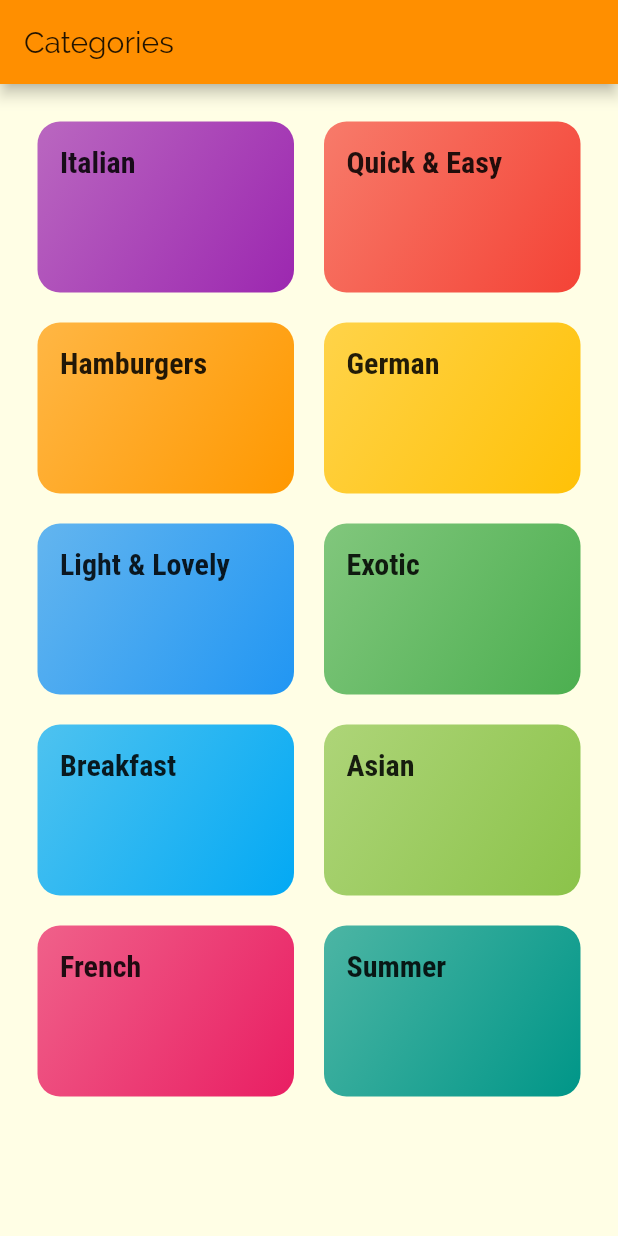
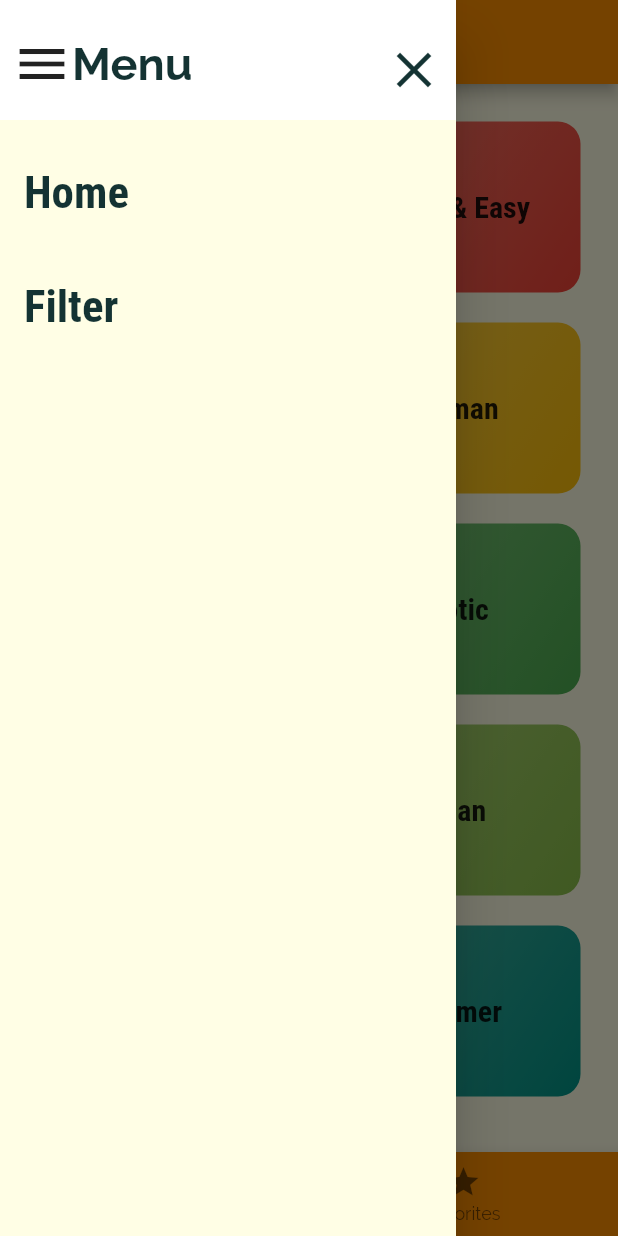
Before and after one commit to bolagadalla/Meals_App, a Flutter app: the screen it shows after launch, with the side drawer open (before the commit the screen has no drawer), on a phone screen of 412 x 824 dp. Run offline on Flutter 3.47's test engine with Material 2 defaults, Android fonts, the phone set to English and light mode, and no system bars.

Commit message:
Created tabs and drawers and linked

```diff
--- a/lib/main.dart
+++ b/lib/main.dart
@@ -1,5 +1,6 @@
 import 'package:flutter/material.dart';
 
+import './screens/404_screen.dart';
 import './screens/categories_screen.dart';
 import './screens/screen_routes.dart';
 
@@ -30,11 +31,27 @@ class MyApp extends StatelessWidget {
               fontFamily: "RobotoCondensed",
               fontWeight: FontWeight.bold,
             ),
+            headline1: TextStyle(
+              fontSize: 30,
+              fontFamily: "RobotoCondensed",
+              fontWeight: FontWeight.bold,
+              color: Color.fromRGBO(20, 51, 51, 1),
+            )),
       ),
-      ),
-      home: CategoriesScreen(),
       // This is a map of screen names and routes for those screens
       routes: screenRoutes,
+      // A fallback screen that it would go to if it couldnt find the route screen
+      // onGenerateRoute: (settings) {
+      //   // print(settings.arguments);
+      //   // return MaterialPageRoute(builder: (ctx) => CategoriesScreen(),);
+      //   //if(settings.name =="/somescreen") return MaterialPageRoute(builder: null)
+      // },
+
+      // A fallback to a default screen if it couldnt navigate to a correct screen
+      // That means you defined nothing for a root route of the screen you are trying to go to
+      onUnknownRoute: (settings) {
+        return MaterialPageRoute(builder: (ctx) => Screen404());
+      },
     );
   }
 }
--- a/lib/screens/categories_screen.dart
+++ b/lib/screens/categories_screen.dart
@@ -4,14 +4,11 @@ import '../dummy_categories.dart';
 import '../widgets/category_item.dart';
 
 class CategoriesScreen extends StatelessWidget {
+  static const String screenRouteName = "/categories";
   @override
   Widget build(BuildContext context) {
     // Grids build widgets side by side
-    return Scaffold(
-      appBar: AppBar(
-        title: const Text("Categories"),
-      ),
-      body: GridView(
+    return GridView(
       padding: const EdgeInsets.all(25),
       gridDelegate: SliverGridDelegateWithFixedCrossAxisCount(
         crossAxisSpacing: 20,
@@ -26,7 +23,6 @@ class CategoriesScreen extends StatelessWidget {
             ),
           )
           .toList(),
-      ),
     );
   }
 }
--- a/lib/screens/category_meals_screen.dart
+++ b/lib/screens/category_meals_screen.dart
@@ -2,6 +2,7 @@ import 'package:flutter/material.dart';
 
 import '../dummy_categories.dart';
 import '../models/category.dart';
+import '../widgets/meal_item.dart';
 
 class CategoryMealsScreen extends StatelessWidget {
   static const String screenRouteName = "/category-meals";
@@ -23,7 +24,7 @@ class CategoryMealsScreen extends StatelessWidget {
       ),
       body: ListView.builder(
         itemBuilder: (ctx, index) {
-          return Text(categoryMeals.elementAt(index).title);
+          return MealItem(categoryMeals.elementAt(index));
         },
         itemCount: categoryMeals.length,
       ),
--- a/lib/screens/screen_routes.dart
+++ b/lib/screens/screen_routes.dart
@@ -1,7 +1,16 @@
+import 'package:flutter/material.dart';
+
+import '../screens/tabs_screen.dart';
+import '../screens/filter_screen.dart';
 import '../screens/category_meals_screen.dart';
-import 'package:flutter/material.dart';
+import '../screens/meal_details_screen.dart';
+import '../screens/categories_screen.dart';
 
 // Map of screen routes
 Map<String, Widget Function(BuildContext)> screenRoutes = {
+  TabsScreen.screenRouteName: (ctx) => TabsScreen(),
+  CategoriesScreen.screenRouteName: (ctx) => CategoriesScreen(),
   CategoryMealsScreen.screenRouteName: (ctx) => CategoryMealsScreen(),
+  MealDetailsScreen.screenRouteName: (ctx) => MealDetailsScreen(),
+  FilterScreen.screenRouteName: (ctx) => FilterScreen(),
 };
--- /dev/null
+++ b/lib/screens/tabs_screen.dart
@@ -0,0 +1,53 @@
+import 'package:flutter/material.dart';
+
+import '../screens/favorites_screen.dart';
+import '../screens/categories_screen.dart';
+import '../widgets/main_drawer.dart';
+
+class TabsScreen extends StatefulWidget {
+  static const String screenRouteName = "/";
+
+  @override
+  _TabsScreenState createState() => _TabsScreenState();
+}
+
+class _TabsScreenState extends State<TabsScreen> {
+  final List<Map<String, Object>> _pages = [
+    {"page": CategoriesScreen(), "title": "Categories"},
+    {"page": FavoritesScreen(), "title": "Favorites"},
+  ];
+  int _selectedPageIndex = 0;
+  void _selectPage(int index) {
+    setState(() {
+      _selectedPageIndex = index;
+    });
+  }
+
+  @override
+  Widget build(BuildContext context) {
+    return Scaffold(
+      appBar: AppBar(
+        title: Text(_pages[_selectedPageIndex]["title"]),
+      ),
+      drawer: MainDrawer(),
+      body: _pages[_selectedPageIndex]["page"],
+      bottomNavigationBar: BottomNavigationBar(
+        onTap: _selectPage,
+        backgroundColor: Theme.of(context).primaryColor,
+        selectedItemColor: Theme.of(context).accentColor,
+        currentIndex: _selectedPageIndex,
+        // type: BottomNavigationBarType.shifting,
+        items: [
+          BottomNavigationBarItem(
+            icon: Icon(Icons.category),
+            label: "Categories",
+          ),
+          BottomNavigationBarItem(
+            icon: Icon(Icons.star),
+            label: "Favorites",
+          ),
+        ],
+      ),
+    );
+  }
+}
--- a/lib/widgets/category_item.dart
+++ b/lib/widgets/category_item.dart
@@ -25,9 +25,11 @@ class CategoryItem extends StatelessWidget {
     return InkWell(
       child: Container(
         padding: const EdgeInsets.all(15),
-        child: Text(
-          category.title,
-          style: Theme.of(context).textTheme.headline6,
+        child: Center(
+          child: Text(
+            category.title,
+            style: Theme.of(context).textTheme.headline6,
+          ),
         ),
         decoration: BoxDecoration(
           gradient: LinearGradient(
--- /dev/null
+++ b/lib/widgets/main_drawer.dart
@@ -0,0 +1,80 @@
+import 'package:flutter/material.dart';
+
+import '../screens/filter_screen.dart';
+
+class MainDrawer extends StatelessWidget {
+  void _goScreen(BuildContext context, String routeName) {
+    Navigator.of(context).pop();
+    Navigator.of(context).pushNamed(routeName);
+  }
+
+  Widget _drawerButtonItem(
+      String title, BuildContext context, Function tapHandler) {
+    return Container(
+      alignment: Alignment.centerLeft,
+      width: double.infinity,
+      height: 60,
+      margin: EdgeInsets.fromLTRB(0, 8, 0, 8),
+      child: FlatButton(
+        onPressed: tapHandler,
+        child: Text(
+          title,
+          style: Theme.of(context).textTheme.headline1,
+        ),
+      ),
+    );
+  }
+
+  @override
+  Widget build(BuildContext context) {
+    return Drawer(
+      child: Column(
+        crossAxisAlignment: CrossAxisAlignment.start,
+        children: [
+          // Then heading with the X on the very top
+          Container(
+            padding: EdgeInsets.fromLTRB(8, 15, 8, 10),
+            height: 80,
+            width: double.infinity,
+            color: Colors.white,
+            child: Row(
+              mainAxisAlignment: MainAxisAlignment.spaceBetween,
+              crossAxisAlignment: CrossAxisAlignment.center,
+              children: [
+                Row(
+                  children: [
+                    Icon(
+                      Icons.menu,
+                      size: 40,
+                    ),
+                    Text(
+                      "Menu",
+                      style: TextStyle(
+                        fontSize: 30,
+                        fontWeight: FontWeight.w600,
+                      ),
+                    ),
+                  ],
+                ),
+                IconButton(
+                  icon: Icon(
+                    Icons.close_outlined,
+                    size: 40,
+                    color: Color.fromRGBO(20, 51, 51, 1),
+                  ),
+                  onPressed: () => Navigator.of(context).pop(),
+                  alignment: Alignment.center,
+                ),
+              ],
+            ),
+          ),
+          SizedBox(height: 10),
+          // Flatbutton to take me to a screen
+          _drawerButtonItem("Home", context, () => _goScreen(context, "/")),
+          _drawerButtonItem("Filter", context,
+              () => _goScreen(context, FilterScreen.screenRouteName)),
+        ],
+      ),
+    );
+  }
+}
```
Also changed, not shown: lib/screens/404_screen.dart (added, +55 -0 lines), lib/screens/favorites_screen.dart (added, +8 -0 lines), lib/screens/filter_screen.dart (added, +19 -0 lines), lib/screens/meal_details_screen.dart (added, +95 -0 lines), lib/screens/myHomePage.dart (deleted, +0 -23 lines), lib/widgets/meal_item.dart (+144 -2 lines), 1 other file. Lines whose indentation alone changed are shown as unchanged.
